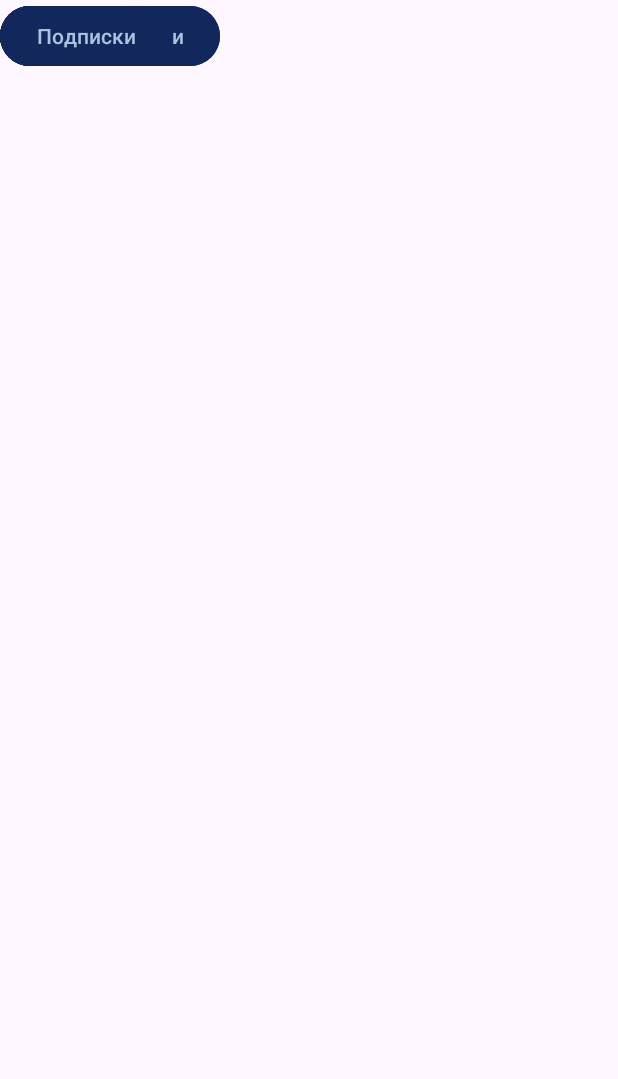
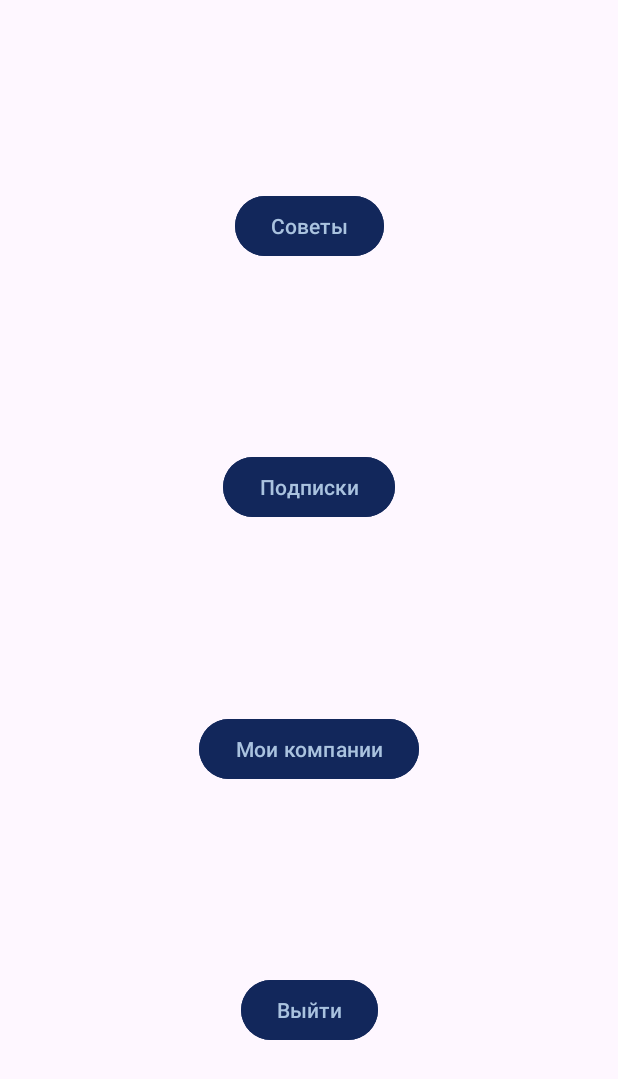
Before and after one commit to laym0n/SportProject, an Android app: the MainPage screen opened directly, with no data from a screen before it, on a phone screen of 412 x 824 dp. Shown: the top 1079 px of the screen. Run offline under Robolectric (Android 15) with nearby library versions, the phone set to English and light mode, and no system bars.

Commit message:
Сделал logOut

```diff
--- a/app/src/main/java/com/example/boolreader/MainActivity.kt
+++ b/app/src/main/java/com/example/boolreader/MainActivity.kt
@@ -37,5 +37,7 @@ class MainActivity : AppCompatActivity() {
     fun auth(login: String, pass: String) {
         authService.auth(login, pass)
         Toast.makeText(this, "Вы успешло зашли как $login", Toast.LENGTH_SHORT).show()
+        val intent = Intent(this, MainPage::class.java)
+        startActivity(intent)
     }
 }
--- a/app/src/main/java/com/example/boolreader/MainPage.kt
+++ b/app/src/main/java/com/example/boolreader/MainPage.kt
@@ -1,11 +1,24 @@
 package com.example.boolreader
 
+import android.content.Intent
 import androidx.appcompat.app.AppCompatActivity
 import android.os.Bundle
+import android.widget.Button
+import android.widget.EditText
+import android.widget.Toast
+import com.example.boolreader.services.AuthService
 
 class MainPage : AppCompatActivity() {
+    private val authService: AuthService = AuthService.getInstance();
     override fun onCreate(savedInstanceState: Bundle?) {
         super.onCreate(savedInstanceState)
         setContentView(R.layout.activity_main_page)
+
+        val logOutBtn: Button = findViewById(R.id.logOutBtn)
+        logOutBtn.setOnClickListener {
+            authService.logOut()
+            val intent = Intent(this, MainActivity::class.java)
+            startActivity(intent)
+        }
     }
 }
--- a/app/src/main/java/com/example/boolreader/services/AuthService.java
+++ b/app/src/main/java/com/example/boolreader/services/AuthService.java
@@ -41,4 +41,8 @@ public class AuthService {
     public boolean isAuth() {
         return currentUser.isPresent();
     }
+
+    public void logOut() {
+        currentUser = Optional.empty();
+    }
 }
--- a/app/src/main/res/layout/activity_main_page.xml
+++ b/app/src/main/res/layout/activity_main_page.xml
@@ -13,8 +13,26 @@
         android:backgroundTint="#12275B"
         android:text="Мои компании"
         android:textColor="#AAC3DF"
-        tools:layout_editor_absoluteX="123dp"
-        tools:layout_editor_absoluteY="433dp" />
+        app:layout_constraintBottom_toTopOf="@+id/logOutBtn"
+        app:layout_constraintEnd_toEndOf="parent"
+        app:layout_constraintHorizontal_bias="0.5"
+        app:layout_constraintStart_toStartOf="parent"
+        app:layout_constraintTop_toBottomOf="@+id/button4"
+        app:layout_constraintVertical_bias="0.5" />
+
+    <Button
+        android:id="@+id/logOutBtn"
+        android:layout_width="wrap_content"
+        android:layout_height="wrap_content"
+        android:backgroundTint="#12275B"
+        android:text="Выйти"
+        android:textColor="#AAC3DF"
+        app:layout_constraintBottom_toBottomOf="parent"
+        app:layout_constraintEnd_toEndOf="parent"
+        app:layout_constraintHorizontal_bias="0.5"
+        app:layout_constraintStart_toStartOf="parent"
+        app:layout_constraintTop_toBottomOf="@+id/button5"
+        app:layout_constraintVertical_bias="0.5" />
 
     <Button
         android:id="@+id/button3"
@@ -23,8 +41,12 @@
         android:backgroundTint="#12275B"
         android:text="Советы"
         android:textColor="#AAC3DF"
-        tools:layout_editor_absoluteX="146dp"
-        tools:layout_editor_absoluteY="290dp" />
+        app:layout_constraintBottom_toTopOf="@+id/button4"
+        app:layout_constraintEnd_toEndOf="parent"
+        app:layout_constraintHorizontal_bias="0.5"
+        app:layout_constraintStart_toStartOf="parent"
+        app:layout_constraintTop_toTopOf="parent"
+        app:layout_constraintVertical_bias="0.5" />
 
     <Button
         android:id="@+id/button4"
@@ -33,6 +55,10 @@
         android:backgroundTint="#12275B"
         android:text="Подписки"
         android:textColor="#AAC3DF"
-        tools:layout_editor_absoluteX="139dp"
-        tools:layout_editor_absoluteY="368dp" />
+        app:layout_constraintBottom_toTopOf="@+id/button5"
+        app:layout_constraintEnd_toEndOf="parent"
+        app:layout_constraintHorizontal_bias="0.5"
+        app:layout_constraintStart_toStartOf="parent"
+        app:layout_constraintTop_toBottomOf="@+id/button3"
+        app:layout_constraintVertical_bias="0.5" />
 </androidx.constraintlayout.widget.ConstraintLayout>
--- a/build.gradle.kts
+++ b/build.gradle.kts
@@ -1,5 +1,5 @@
 // Top-level build file where you can add configuration options common to all sub-projects/modules.
 plugins {
     id("com.android.application") version "8.1.4" apply false
-    id("org.jetbrains.kotlin.android") version "1.9.0" apply false
+    id("org.jetbrains.kotlin.android") version "1.8.10" apply false
 }
```
